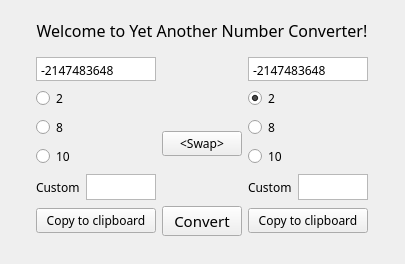
k3rnel1x/qt_op_labs_bmstu, file laba1/mainwindow.ui: the form before one commit.
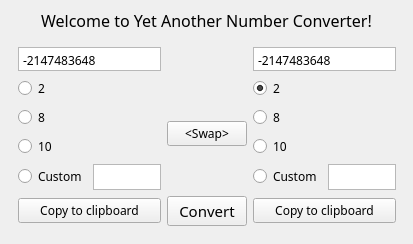
The form after the commit.

Commit message: add radiobutton to custom num system; update mainwindow.cpp

```diff
--- a/laba1/mainwindow.ui
+++ b/laba1/mainwindow.ui
@@ -6,8 +6,8 @@
    <rect>
     <x>0</x>
     <y>0</y>
-    <width>405</width>
-    <height>264</height>
+    <width>413</width>
+    <height>233</height>
    </rect>
   </property>
   <property name="minimumSize">
@@ -188,23 +188,10 @@
          <item row="3" column="0">
           <layout class="QHBoxLayout" name="horizontalLayout_10">
            <item>
-            <widget class="QLabel" name="label">
-             <property name="minimumSize">
-              <size>
-               <width>0</width>
-               <height>2</height>
-              </size>
-             </property>
-             <property name="maximumSize">
-              <size>
-               <width>16777215</width>
-               <height>26</height>
-              </size>
-             </property>
+            <widget class="QRadioButton" name="radioButtonCustomSystemInput">
              <property name="font">
               <font>
                <family>Terminus</family>
-               <pointsize>9</pointsize>
               </font>
              </property>
              <property name="text">
@@ -238,6 +225,9 @@
              <property name="horizontalScrollBarPolicy">
               <enum>Qt::ScrollBarPolicy::ScrollBarAlwaysOff</enum>
              </property>
+             <property name="readOnly">
+              <bool>false</bool>
+             </property>
             </widget>
            </item>
           </layout>
@@ -308,23 +298,10 @@
          <item row="3" column="0">
           <layout class="QHBoxLayout" name="horizontalLayout_13">
            <item>
-            <widget class="QLabel" name="label_4">
-             <property name="minimumSize">
-              <size>
-               <width>0</width>
-               <height>2</height>
-              </size>
-             </property>
-             <property name="maximumSize">
-              <size>
-               <width>16777215</width>
-               <height>26</height>
-              </size>
-             </property>
+            <widget class="QRadioButton" name="radioButtonCustomSystemOutput">
              <property name="font">
               <font>
                <family>Terminus</family>
-               <pointsize>9</pointsize>
               </font>
              </property>
              <property name="text">
@@ -358,6 +335,9 @@
              <property name="horizontalScrollBarPolicy">
               <enum>Qt::ScrollBarPolicy::ScrollBarAlwaysOff</enum>
              </property>
+             <property name="readOnly">
+              <bool>false</bool>
+             </property>
             </widget>
            </item>
           </layout>
```
Left out of the diff: 4 changed lines with no effect on the pictures. The commit also changes 3 other files.
